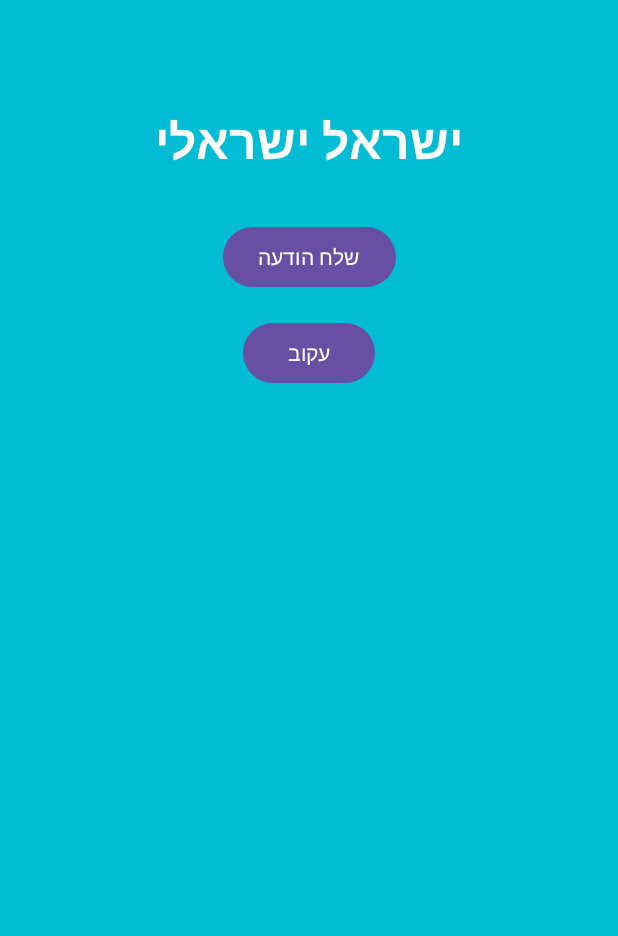
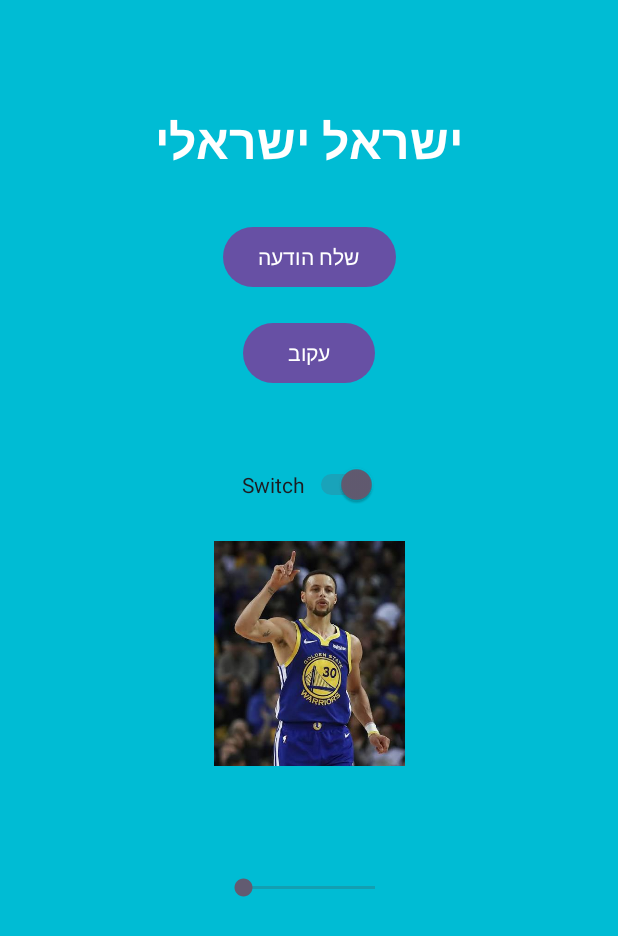
Before and after one commit to Yoav796/android-app, an Android app: the screen it shows after launch (MainActivity), on a phone screen of 412 x 824 dp. Shown: the top 936 px of the screen. Run offline under Robolectric (Android 15) with nearby library versions, the phone set to English and light mode, and no system bars.

Commit message:
התחלה של מאזינים (צריך להשלים את הseekBar)

```diff
--- a/app/src/main/java/com/katza/yoavfialkov/MainActivity.java
+++ b/app/src/main/java/com/katza/yoavfialkov/MainActivity.java
@@ -1,19 +1,29 @@
 package com.katza.yoavfialkov;
+
+import static android.view.View.INVISIBLE;
+import static android.view.View.VISIBLE;
 
 import android.os.Bundle;
 import android.view.View;
 import android.widget.Button;
+import android.widget.CompoundButton;
+import android.widget.SeekBar;
+import android.widget.Switch;
 import android.widget.TextView;
 import android.widget.Toast;
 
 import androidx.activity.EdgeToEdge;
+import androidx.annotation.NonNull;
 import androidx.appcompat.app.AppCompatActivity;
 
-public class MainActivity extends AppCompatActivity implements View.OnClickListener {
+public class MainActivity extends AppCompatActivity implements View.OnClickListener, CompoundButton.OnCheckedChangeListener, SeekBar.OnSeekBarChangeListener {
 
-    private TextView tvUserName;
-    private Button btnSendMessage;
-    private Button btnFollow;
+    TextView tvUserName;
+    Button btnSendMessage;
+    Button btnFollow;
+    Switch swVisible;
+
+    SeekBar seekImage;
 
     @Override
     protected void onCreate(Bundle savedInstanceState) {
@@ -27,6 +37,13 @@ public class MainActivity extends AppCompatActivity implements View.OnClickListe
 
         btnSendMessage.setOnClickListener(this);
         btnFollow.setOnClickListener(this);
+
+        swVisible = findViewById(R.id.swVisible);
+        swVisible.setOnCheckedChangeListener(this);
+
+        seekImage = findViewById(R.id.seekImage);
+        seekImage.setOnSeekBarChangeListener(this);
+
     }
 
     @Override
@@ -40,4 +57,33 @@ public class MainActivity extends AppCompatActivity implements View.OnClickListe
             btnFollow.setText(R.string.following);
         }
     }
+
+    @Override
+    public void onCheckedChanged(@NonNull CompoundButton compoundButton, boolean b) {
+
+        if (b){
+            btnSendMessage.setVisibility(VISIBLE);
+            Toast.makeText(this, "false " ,Toast.LENGTH_SHORT);
+
+        }else{
+            btnSendMessage.setVisibility(INVISIBLE);
+            Toast.makeText(this, "false " ,Toast.LENGTH_SHORT);
+        }
+
+    }
+
+    @Override
+    public void onProgressChanged(SeekBar seekBar, int i, boolean b) {
+
+    }
+
+    @Override
+    public void onStartTrackingTouch(SeekBar seekBar ) {
+
+    }
+
+    @Override
+    public void onStopTrackingTouch(SeekBar seekBar) {
+
+    }
 }
--- a/app/src/main/res/layout/activity_main.xml
+++ b/app/src/main/res/layout/activity_main.xml
@@ -42,4 +42,36 @@
             app:layout_constraintStart_toStartOf="parent"
             app:layout_constraintTop_toBottomOf="@+id/btnSendMessage" />
 
+        <Switch
+            android:id="@+id/swVisible"
+            android:layout_width="wrap_content"
+            android:layout_height="wrap_content"
+            android:layout_marginTop="50dp"
+            android:text="Switch"
+            android:checked = "true"
+            app:layout_constraintEnd_toEndOf="parent"
+            app:layout_constraintStart_toStartOf="parent"
+            app:layout_constraintTop_toBottomOf="@+id/btnFollow"
+            />
+
+    <ImageView
+        android:id="@+id/ivProfile"
+        android:layout_width="150dp"
+        android:layout_height="150dp"
+        android:layout_marginTop="24dp"
+        android:src="@drawable/steph_curry"
+        app:layout_constraintEnd_toEndOf="parent"
+        app:layout_constraintStart_toStartOf="parent"
+        app:layout_constraintTop_toBottomOf="@+id/swVisible" />
+
+
+    <SeekBar
+        android:id = "@+id/seekImage"
+        android:layout_width="120dp"
+        android:layout_height="63dp"
+        android:layout_marginTop="50dp"
+        app:layout_constraintEnd_toEndOf="parent"
+        app:layout_constraintStart_toStartOf="parent"
+        app:layout_constraintTop_toBottomOf="@+id/ivProfile" />
+
     </androidx.constraintlayout.widget.ConstraintLayout>
```
Lines whose indentation alone changed are shown as unchanged.
